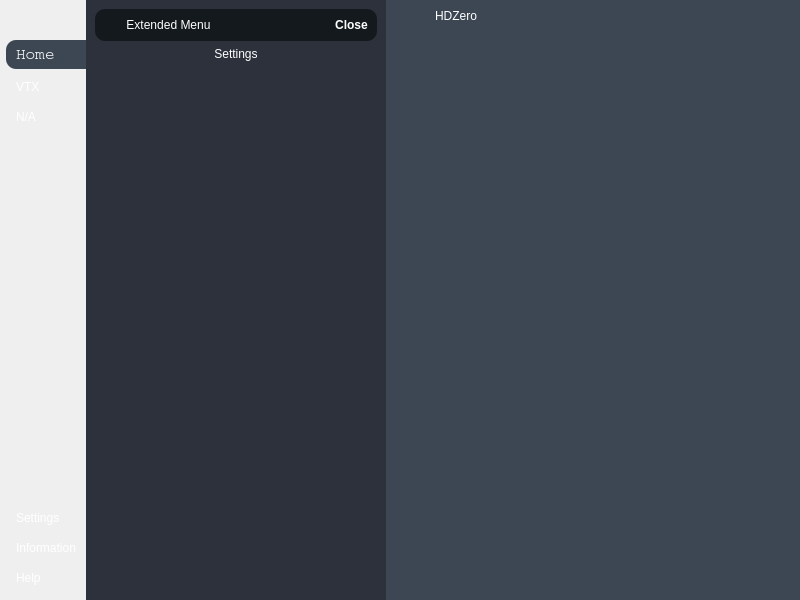
Qt form ui/main_window.ui (Giieniox256/hdzero-programmer) before a commit.
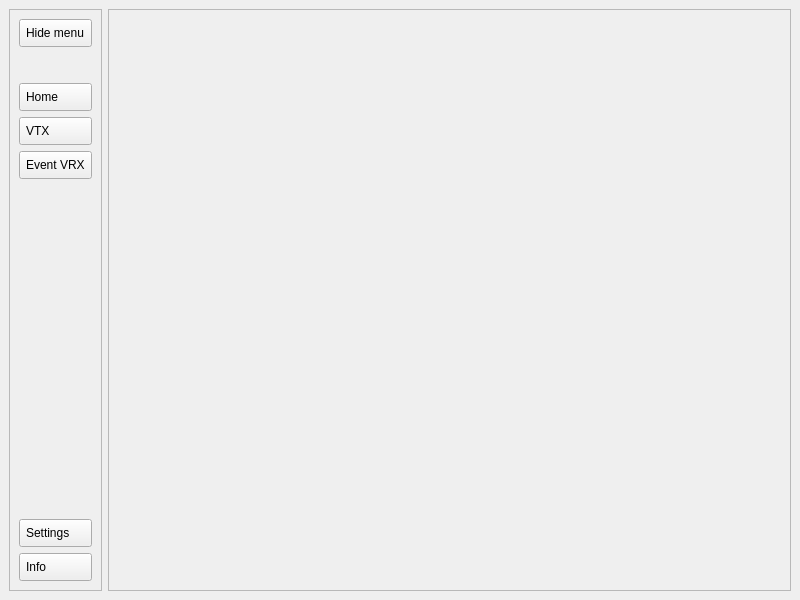
The same form after that commit. Icons and pictures are not drawn.

Patch:
```diff
--- a/ui/main_window.ui
+++ b/ui/main_window.ui
@@ -10,6 +10,12 @@
     <height>600</height>
    </rect>
   </property>
+  <property name="minimumSize">
+   <size>
+    <width>800</width>
+    <height>600</height>
+   </size>
+  </property>
   <property name="cursor">
    <cursorShape>ArrowCursor</cursorShape>
   </property>
@@ -24,28 +30,9 @@
     <normaloff>:/icons/icons/HDZeroIcon.ico</normaloff>:/icons/icons/HDZeroIcon.ico</iconset>
   </property>
   <property name="styleSheet">
-   <string notr="true">*{
-	border: none;
-	background-color: transparent;
-	background: none;
-	padding: 0;
-	color: #fff;
-}
-
-#leftMenuSubContainer QPushButton{
+   <string notr="true">QPushButton{
+	padding: 6px;
 	text-align: left;
-	padding: 5px, 5px 10px 10px;
-	border-top-left-radius: 10px;
-	border-bottom-left-radius: 10px;
-}
-
-#centerMenuSubContainer{
-	background-color: #2c313c;
-}
-
-#frame_extended_menu_close{
-	background-color: #13191d;
-	border-radius: 10px;
 }</string>
   </property>
   <property name="iconSize">
@@ -56,76 +43,19 @@
   </property>
   <widget class="QWidget" name="centralwidget">
    <layout class="QHBoxLayout" name="horizontalLayout">
-    <property name="spacing">
-     <number>0</number>
-    </property>
-    <property name="leftMargin">
-     <number>0</number>
-    </property>
-    <property name="topMargin">
-     <number>0</number>
-    </property>
-    <property name="rightMargin">
-     <number>0</number>
-    </property>
-    <property name="bottomMargin">
-     <number>0</number>
-    </property>
-    <item>
-     <widget class="QWidget" name="leftMenuContainer" native="true">
-      <layout class="QVBoxLayout" name="verticalLayout">
-       <property name="spacing">
-        <number>0</number>
-       </property>
-       <property name="leftMargin">
-        <number>6</number>
-       </property>
-       <property name="topMargin">
-        <number>0</number>
-       </property>
-       <property name="rightMargin">
-        <number>0</number>
-       </property>
-       <property name="bottomMargin">
-        <number>0</number>
-       </property>
        <item alignment="Qt::AlignmentFlag::AlignLeft">
-        <widget class="QWidget" name="leftMenuSubContainer" native="true">
-         <property name="sizePolicy">
-          <sizepolicy hsizetype="Preferred" vsizetype="Preferred">
-           <horstretch>0</horstretch>
-           <verstretch>0</verstretch>
-          </sizepolicy>
-         </property>
+     <widget class="QFrame" name="left_sidebar_frame">
          <property name="minimumSize">
           <size>
            <width>0</width>
            <height>0</height>
           </size>
          </property>
-         <layout class="QVBoxLayout" name="verticalLayout_2">
-          <property name="leftMargin">
-           <number>0</number>
-          </property>
-          <property name="topMargin">
-           <number>0</number>
-          </property>
-          <property name="rightMargin">
-           <number>0</number>
-          </property>
-          <property name="bottomMargin">
-           <number>0</number>
-          </property>
-          <item alignment="Qt::AlignmentFlag::AlignTop">
-           <widget class="QFrame" name="frame">
-            <property name="sizePolicy">
-             <sizepolicy hsizetype="Preferred" vsizetype="Preferred">
-              <horstretch>0</horstretch>
-              <verstretch>0</verstretch>
-             </sizepolicy>
-            </property>
-            <property name="toolTip">
-             <string>Menu</string>
+      <property name="maximumSize">
+       <size>
+        <width>200</width>
+        <height>16777215</height>
+       </size>
             </property>
             <property name="frameShape">
              <enum>QFrame::Shape::StyledPanel</enum>
@@ -133,7 +63,13 @@
             <property name="frameShadow">
              <enum>QFrame::Shadow::Raised</enum>
             </property>
+      <layout class="QVBoxLayout" name="verticalLayout">
+       <item>
+        <widget class="QWidget" name="sidebar_header" native="true">
             <layout class="QVBoxLayout" name="verticalLayout_3">
+          <property name="spacing">
+           <number>15</number>
+          </property>
              <property name="leftMargin">
               <number>0</number>
              </property>
@@ -144,18 +80,12 @@
               <number>0</number>
              </property>
              <property name="bottomMargin">
-              <number>0</number>
+           <number>30</number>
              </property>
              <item>
-              <widget class="QPushButton" name="btn_menu">
-               <property name="toolTip">
-                <string>Menu</string>
-               </property>
-               <property name="autoFillBackground">
-                <bool>false</bool>
-               </property>
+           <widget class="QPushButton" name="btn_toggle_menu">
                <property name="text">
-                <string/>
+             <string>Hide menu</string>
                </property>
                <property name="icon">
                 <iconset resource="../resource/resources.qrc">
@@ -173,28 +103,13 @@
            </widget>
           </item>
           <item>
-           <widget class="QFrame" name="frame_2">
-            <property name="sizePolicy">
-             <sizepolicy hsizetype="Preferred" vsizetype="Preferred">
-              <horstretch>0</horstretch>
-              <verstretch>0</verstretch>
-             </sizepolicy>
-            </property>
-            <property name="frameShape">
-             <enum>QFrame::Shape::StyledPanel</enum>
-            </property>
-            <property name="frameShadow">
-             <enum>QFrame::Shadow::Raised</enum>
-            </property>
+        <widget class="QWidget" name="sidebar_mid" native="true">
             <layout class="QVBoxLayout" name="verticalLayout_4">
-             <property name="spacing">
-              <number>6</number>
-             </property>
              <property name="leftMargin">
               <number>0</number>
              </property>
              <property name="topMargin">
-              <number>10</number>
+           <number>0</number>
              </property>
              <property name="rightMargin">
               <number>0</number>
@@ -203,26 +118,7 @@
               <number>0</number>
              </property>
              <item>
-              <widget class="QPushButton" name="btn_left_sidebar_home">
-               <property name="sizePolicy">
-                <sizepolicy hsizetype="Minimum" vsizetype="Fixed">
-                 <horstretch>0</horstretch>
-                 <verstretch>0</verstretch>
-                </sizepolicy>
-               </property>
-               <property name="font">
-                <font>
-                 <family>Courier</family>
-                 <pointsize>12</pointsize>
-                 <bold>false</bold>
-                </font>
-               </property>
-               <property name="toolTip">
-                <string>Home</string>
-               </property>
-               <property name="styleSheet">
-                <string notr="true">background: rgb(61, 71, 83);</string>
-               </property>
+           <widget class="QPushButton" name="btn_sidebar_home">
                <property name="text">
                 <string>Home</string>
                </property>
@@ -261,7 +157,7 @@
              <item>
               <widget class="QPushButton" name="pushButton_4">
                <property name="text">
-                <string>N/A</string>
+             <string>Event VRX</string>
                </property>
                <property name="icon">
                 <iconset>
@@ -291,32 +187,23 @@
             </property>
            </spacer>
           </item>
-          <item alignment="Qt::AlignmentFlag::AlignBottom">
-           <widget class="QFrame" name="frame_3">
-            <property name="frameShape">
-             <enum>QFrame::Shape::StyledPanel</enum>
-            </property>
-            <property name="frameShadow">
-             <enum>QFrame::Shadow::Raised</enum>
-            </property>
-            <layout class="QVBoxLayout" name="verticalLayout_5">
+       <item>
+        <widget class="QWidget" name="sidebar_footer" native="true">
+         <layout class="QVBoxLayout" name="verticalLayout_2">
              <property name="leftMargin">
               <number>0</number>
              </property>
              <property name="topMargin">
-              <number>10</number>
+           <number>0</number>
              </property>
              <property name="rightMargin">
-              <number>10</number>
+           <number>0</number>
              </property>
              <property name="bottomMargin">
-              <number>10</number>
+           <number>0</number>
              </property>
              <item>
-              <widget class="QPushButton" name="btn_left_sidebar_settings">
-               <property name="toolTip">
-                <string>Settings</string>
-               </property>
+           <widget class="QPushButton" name="pushButton">
                <property name="text">
                 <string>Settings</string>
                </property>
@@ -333,9 +220,9 @@
               </widget>
              </item>
              <item>
-              <widget class="QPushButton" name="pushButton_6">
+           <widget class="QPushButton" name="pushButton_5">
                <property name="text">
-                <string>Information</string>
+             <string>Info</string>
                </property>
                <property name="icon">
                 <iconset resource="../resource/resources.qrc">
@@ -349,319 +236,30 @@
                </property>
               </widget>
              </item>
-             <item>
-              <widget class="QPushButton" name="pushButton_7">
-               <property name="text">
-                <string>Help</string>
-               </property>
-               <property name="icon">
-                <iconset resource="../resource/resources.qrc">
-                 <normaloff>:/icons/icons/help-circle.svg</normaloff>:/icons/icons/help-circle.svg</iconset>
-               </property>
-               <property name="iconSize">
-                <size>
-                 <width>24</width>
-                 <height>24</height>
-                </size>
-               </property>
-              </widget>
-             </item>
             </layout>
            </widget>
           </item>
          </layout>
-        </widget>
-       </item>
-      </layout>
-     </widget>
-    </item>
+      <zorder>sidebar_header</zorder>
+      <zorder>sidebar_footer</zorder>
+      <zorder>sidebar_mid</zorder>
+      <zorder>verticalSpacer</zorder>
+     </widget>
+    </item>
     <item>
-     <widget class="QWidget" name="centerMenuContainer" native="true">
-      <layout class="QVBoxLayout" name="verticalLayout_6">
-       <property name="leftMargin">
-        <number>0</number>
-       </property>
-       <property name="topMargin">
-        <number>0</number>
-       </property>
-       <property name="rightMargin">
-        <number>0</number>
-       </property>
-       <property name="bottomMargin">
-        <number>0</number>
-       </property>
-       <item alignment="Qt::AlignmentFlag::AlignLeft">
-        <widget class="QWidget" name="centerMenuSubContainer" native="true">
-         <property name="minimumSize">
-          <size>
-           <width>300</width>
-           <height>0</height>
-          </size>
-         </property>
-         <layout class="QVBoxLayout" name="verticalLayout_7">
-          <item>
-           <widget class="QFrame" name="frame_extended_menu_close">
-            <property name="frameShape">
-             <enum>QFrame::Shape::StyledPanel</enum>
-            </property>
-            <property name="frameShadow">
-             <enum>QFrame::Shadow::Raised</enum>
-            </property>
-            <layout class="QHBoxLayout" name="horizontalLayout_2">
-             <item>
-              <widget class="QLabel" name="label_info_extended_bmenu">
-               <property name="text">
-                <string>Extended Menu</string>
-               </property>
-               <property name="alignment">
-                <set>Qt::AlignmentFlag::AlignCenter</set>
-               </property>
-              </widget>
-             </item>
-             <item alignment="Qt::AlignmentFlag::AlignRight">
-              <widget class="QPushButton" name="btn_more_close">
-               <property name="font">
-                <font>
-                 <bold>true</bold>
-                </font>
-               </property>
-               <property name="text">
-                <string>Close</string>
-               </property>
-               <property name="icon">
-                <iconset resource="../resource/resources.qrc">
-                 <normaloff>:/icons/icons/x-circle.svg</normaloff>:/icons/icons/x-circle.svg</iconset>
-               </property>
-              </widget>
-             </item>
-            </layout>
-           </widget>
-          </item>
-          <item>
-           <widget class="QStackedWidget" name="stackedWidget">
-            <widget class="QWidget" name="page">
-             <layout class="QVBoxLayout" name="verticalLayout_8">
-              <property name="spacing">
-               <number>0</number>
-              </property>
-              <property name="leftMargin">
-               <number>0</number>
-              </property>
-              <property name="topMargin">
-               <number>0</number>
-              </property>
-              <property name="rightMargin">
-               <number>0</number>
-              </property>
-              <property name="bottomMargin">
-               <number>0</number>
-              </property>
-              <item>
-               <widget class="QLabel" name="label_extended_menu_settings">
-                <property name="text">
-                 <string>Settings</string>
-                </property>
-                <property name="alignment">
-                 <set>Qt::AlignmentFlag::AlignHCenter|Qt::AlignmentFlag::AlignTop</set>
-                </property>
-               </widget>
-              </item>
-             </layout>
-            </widget>
-            <widget class="QWidget" name="page_2">
-             <layout class="QVBoxLayout" name="verticalLayout_9">
-              <property name="spacing">
-               <number>0</number>
-              </property>
-              <property name="leftMargin">
-               <number>0</number>
-              </property>
-              <property name="topMargin">
-               <number>0</number>
-              </property>
-              <property name="rightMargin">
-               <number>0</number>
-              </property>
-              <property name="bottomMargin">
-               <number>0</number>
-              </property>
-              <item>
-               <widget class="QLabel" name="label_extended_menu_information">
-                <property name="text">
-                 <string>Information</string>
-                </property>
-                <property name="alignment">
-                 <set>Qt::AlignmentFlag::AlignHCenter|Qt::AlignmentFlag::AlignTop</set>
-                </property>
-               </widget>
-              </item>
-             </layout>
-            </widget>
-            <widget class="QWidget" name="page_3">
-             <layout class="QVBoxLayout" name="verticalLayout_10">
-              <property name="spacing">
-               <number>0</number>
-              </property>
-              <property name="leftMargin">
-               <number>0</number>
-              </property>
-              <property name="topMargin">
-               <number>0</number>
-              </property>
-              <property name="rightMargin">
-               <number>0</number>
-              </property>
-              <property name="bottomMargin">
-               <number>0</number>
-              </property>
-              <item>
-               <widget class="QLabel" name="label_extended_menu_help">
-                <property name="text">
-                 <string>Help</string>
-                </property>
-                <property name="alignment">
-                 <set>Qt::AlignmentFlag::AlignHCenter|Qt::AlignmentFlag::AlignTop</set>
-                </property>
-               </widget>
-              </item>
-             </layout>
-            </widget>
-           </widget>
-          </item>
-         </layout>
-        </widget>
-       </item>
-      </layout>
-     </widget>
-    </item>
-    <item>
-     <widget class="QWidget" name="mainBodyContainer" native="true">
+     <widget class="QFrame" name="main_frame">
       <property name="sizePolicy">
        <sizepolicy hsizetype="Expanding" vsizetype="Preferred">
         <horstretch>0</horstretch>
         <verstretch>0</verstretch>
        </sizepolicy>
       </property>
-      <property name="font">
-       <font>
-        <bold>true</bold>
-       </font>
-      </property>
-      <property name="styleSheet">
-       <string notr="true">background-color: rgb(61, 71, 83);</string>
-      </property>
-      <layout class="QVBoxLayout" name="verticalLayout_11">
-       <item alignment="Qt::AlignmentFlag::AlignTop">
-        <widget class="QFrame" name="headerContainer">
          <property name="frameShape">
           <enum>QFrame::Shape::StyledPanel</enum>
          </property>
          <property name="frameShadow">
           <enum>QFrame::Shadow::Raised</enum>
          </property>
-         <layout class="QHBoxLayout" name="horizontalLayout_3">
-          <property name="spacing">
-           <number>0</number>
-          </property>
-          <property name="leftMargin">
-           <number>0</number>
-          </property>
-          <property name="topMargin">
-           <number>0</number>
-          </property>
-          <property name="rightMargin">
-           <number>0</number>
-          </property>
-          <property name="bottomMargin">
-           <number>0</number>
-          </property>
-          <item>
-           <widget class="QFrame" name="frame_4">
-            <property name="frameShape">
-             <enum>QFrame::Shape::StyledPanel</enum>
-            </property>
-            <property name="frameShadow">
-             <enum>QFrame::Shadow::Raised</enum>
-            </property>
-            <layout class="QHBoxLayout" name="horizontalLayout_4">
-             <property name="spacing">
-              <number>0</number>
-             </property>
-             <property name="leftMargin">
-              <number>0</number>
-             </property>
-             <property name="topMargin">
-              <number>0</number>
-             </property>
-             <property name="rightMargin">
-              <number>0</number>
-             </property>
-             <property name="bottomMargin">
-              <number>0</number>
-             </property>
-             <item>
-              <widget class="QLabel" name="label">
-               <property name="maximumSize">
-                <size>
-                 <width>40</width>
-                 <height>40</height>
-                </size>
-               </property>
-               <property name="text">
-                <string/>
-               </property>
-               <property name="pixmap">
-                <pixmap resource="../resource/resources.qrc">:/images/Images/icon256.png</pixmap>
-               </property>
-               <property name="scaledContents">
-                <bool>true</bool>
-               </property>
-              </widget>
-             </item>
-             <item>
-              <widget class="QLabel" name="label_2">
-               <property name="text">
-                <string>HDZero</string>
-               </property>
-              </widget>
-             </item>
-            </layout>
-           </widget>
-          </item>
-          <item>
-           <widget class="QFrame" name="frame_5">
-            <property name="frameShape">
-             <enum>QFrame::Shape::StyledPanel</enum>
-            </property>
-            <property name="frameShadow">
-             <enum>QFrame::Shadow::Raised</enum>
-            </property>
-           </widget>
-          </item>
-          <item>
-           <widget class="QFrame" name="frame_6">
-            <property name="frameShape">
-             <enum>QFrame::Shape::StyledPanel</enum>
-            </property>
-            <property name="frameShadow">
-             <enum>QFrame::Shadow::Raised</enum>
-            </property>
-           </widget>
-          </item>
-         </layout>
-        </widget>
-       </item>
-       <item>
-        <widget class="QFrame" name="mainBodyContent">
-         <property name="frameShape">
-          <enum>QFrame::Shape::StyledPanel</enum>
-         </property>
-         <property name="frameShadow">
-          <enum>QFrame::Shadow::Raised</enum>
-         </property>
-        </widget>
-       </item>
-      </layout>
      </widget>
     </item>
    </layout>
```
Left out of the diff: 27 changed lines with no effect on the pictures. Lines whose indentation alone changed are shown as unchanged.
